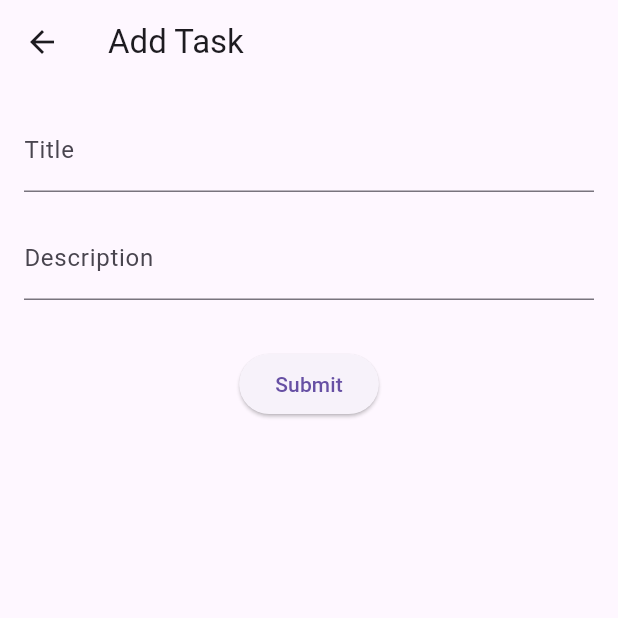
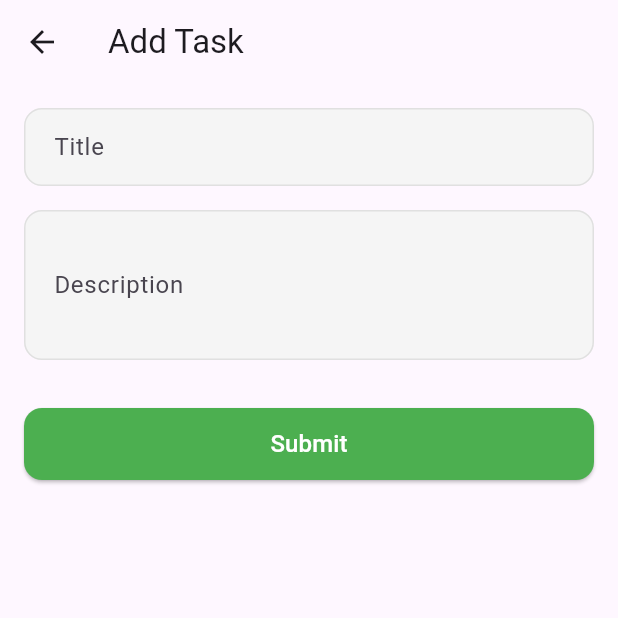
Before and after one commit to alxayeed/riverpod-task-manager, a Flutter app: the screen it shows after launch, after a tap on the "add" icon, on a phone screen of 412 x 824 dp, the top half of it. Run offline on Flutter 3.47's test engine with Material 3 defaults, Android fonts, the phone set to English and light mode, and no system bars; our stand-ins replace equatable, flutter_riverpod, sqflite; accounts and stored records are empty.

Commit message:
UPDATE: UI updated

```diff
--- a/lib/features/task/presentation/screens/task_list_screen.dart
+++ b/lib/features/task/presentation/screens/task_list_screen.dart
@@ -14,7 +14,10 @@ class TaskListScreen extends ConsumerWidget {
     final taskListAsyncValue = ref.watch(taskListProvider);
 
     return Scaffold(
-      appBar: AppBar(title: const Text('Task List')),
+      appBar: AppBar(
+          title: const Text('Task List'),
+          centerTitle: true,
+      ),
       body: taskListAsyncValue.when(
         data: (tasks) {
           if (tasks.isEmpty) {
@@ -38,6 +41,8 @@ class TaskListScreen extends ConsumerWidget {
         error: (error, stackTrace) => Center(child: Text('Error: $error')),
       ),
       floatingActionButton: FloatingActionButton(
+        backgroundColor: Colors.green,
+        foregroundColor: Colors.white,
         onPressed: () {
           Navigator.pushNamed(context, '/add-task');
         },
--- a/lib/features/task/presentation/widgets/task_form_widget.dart
+++ b/lib/features/task/presentation/widgets/task_form_widget.dart
@@ -1,4 +1,3 @@
-// lib/features/task/presentation/widgets/task_form_widget.dart
 import 'package:flutter/material.dart';
 
 class TaskFormWidget extends StatelessWidget {
@@ -19,29 +18,66 @@ class TaskFormWidget extends StatelessWidget {
 
   @override
   Widget build(BuildContext context) {
+    final inputDecoration = InputDecoration(
+      filled: true,
+      fillColor: Colors.grey[100],
+      contentPadding: const EdgeInsets.symmetric(horizontal: 16, vertical: 14),
+      border: OutlineInputBorder(
+        borderRadius: BorderRadius.circular(12),
+        borderSide: BorderSide.none,
+      ),
+      enabledBorder: OutlineInputBorder(
+        borderRadius: BorderRadius.circular(12),
+        borderSide: BorderSide(color: Colors.grey.shade300),
+      ),
+      focusedBorder: OutlineInputBorder(
+        borderRadius: BorderRadius.circular(12),
+        borderSide: const BorderSide(color: Colors.blue),
+      ),
+    );
+
     return Form(
       key: formKey,
       child: Column(
+        crossAxisAlignment: CrossAxisAlignment.stretch,
         children: [
           TextFormField(
             controller: titleController,
-            decoration: const InputDecoration(labelText: 'Title'),
+            decoration: inputDecoration.copyWith(labelText: 'Title'),
             validator: (value) =>
             value == null || value.isEmpty ? 'Enter title' : null,
           ),
           const SizedBox(height: 16),
           TextFormField(
             controller: descriptionController,
-            decoration: const InputDecoration(labelText: 'Description'),
+            decoration: inputDecoration.copyWith(labelText: 'Description'),
             validator: (value) =>
             value == null || value.isEmpty ? 'Enter description' : null,
+            maxLines: 3,
           ),
           const SizedBox(height: 32),
-          ElevatedButton(
-            onPressed: isSubmitting ? null : onSubmit,
-            child: isSubmitting
-                ? const CircularProgressIndicator()
-                : const Text('Submit'),
+          SizedBox(
+            height: 48,
+            child: ElevatedButton(
+              onPressed: isSubmitting ? null : onSubmit,
+              style: ElevatedButton.styleFrom(
+                backgroundColor: Colors.green,
+                foregroundColor: Colors.white,
+                shape: RoundedRectangleBorder(
+                  borderRadius: BorderRadius.circular(12),
+                ),
+              ),
+              child: isSubmitting
+                  ? const SizedBox(
+                width: 24,
+                height: 24,
+                child: CircularProgressIndicator(strokeWidth: 2),
+              )
+                  : const Text(
+                'Submit',
+                style: TextStyle(fontSize: 16),
+              ),
+            ),
           ),
         ],
       ),
```
Also changed, not shown: lib/features/task/presentation/widgets/task_item_widget.dart (+36 -17 lines).
